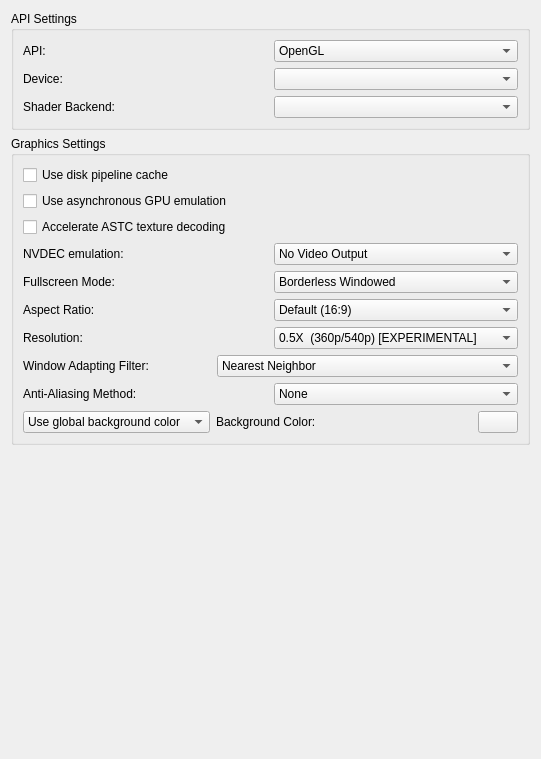
rorrim-rorrim/eden-alt, file src/yuzu/configuration/configure_graphics.ui: the form before one commit.
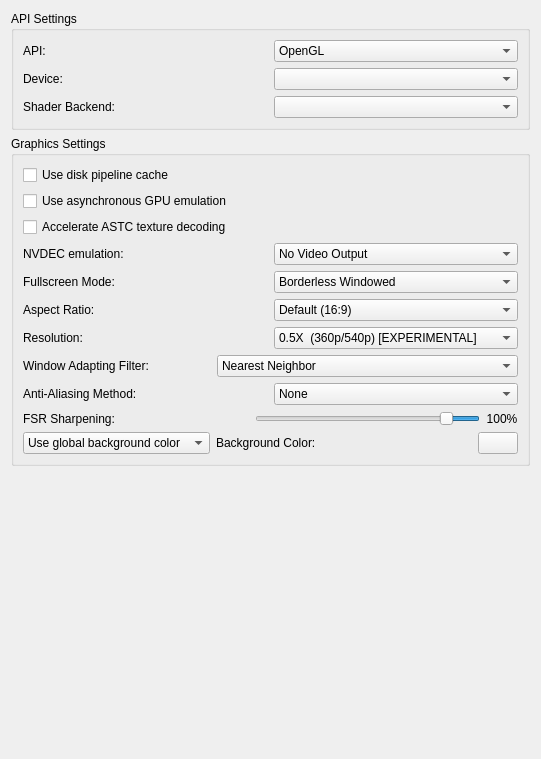
The form after the commit.

Commit message: FSR Sharpening Slider part 1 - only a global slider

The edit to the form file:
```diff
--- a/src/yuzu/configuration/configure_graphics.ui
+++ b/src/yuzu/configuration/configure_graphics.ui
@@ -152,6 +152,12 @@
      </item>
      <item>
       <widget class="QGroupBox" name="groupBox">
+       <property name="maximumSize">
+        <size>
+         <width>16777215</width>
+         <height>16777215</height>
+        </size>
+       </property>
        <property name="title">
         <string>Graphics Settings</string>
        </property>
@@ -481,6 +487,105 @@
           </layout>
          </widget>
         </item>
+        <item>
+         <widget class="QWidget" name="fsr_sharpening_layout" native="true">
+          <property name="enabled">
+           <bool>true</bool>
+          </property>
+          <property name="sizePolicy">
+           <sizepolicy hsizetype="Preferred" vsizetype="Preferred">
+            <horstretch>0</horstretch>
+            <verstretch>0</verstretch>
+           </sizepolicy>
+          </property>
+          <layout class="QHBoxLayout" name="horizontalLayout">
+           <property name="spacing">
+            <number>6</number>
+           </property>
+           <property name="sizeConstraint">
+            <enum>QLayout::SetDefaultConstraint</enum>
+           </property>
+           <property name="leftMargin">
+            <number>0</number>
+           </property>
+           <property name="topMargin">
+            <number>0</number>
+           </property>
+           <property name="rightMargin">
+            <number>0</number>
+           </property>
+           <property name="bottomMargin">
+            <number>0</number>
+           </property>
+           <item alignment="Qt::AlignLeft">
+            <widget class="QLabel" name="fsr_sharpening_label">
+             <property name="sizePolicy">
+              <sizepolicy hsizetype="Preferred" vsizetype="Preferred">
+               <horstretch>0</horstretch>
+               <verstretch>0</verstretch>
+              </sizepolicy>
+             </property>
+             <property name="text">
+              <string>FSR Sharpening:</string>
+             </property>
+            </widget>
+           </item>
+           <item>
+            <widget class="QSlider" name="fsr_sharpening_slider">
+             <property name="sizePolicy">
+              <sizepolicy hsizetype="Preferred" vsizetype="Preferred">
+               <horstretch>0</horstretch>
+               <verstretch>0</verstretch>
+              </sizepolicy>
+             </property>
+             <property name="baseSize">
+              <size>
+               <width>0</width>
+               <height>0</height>
+              </size>
+             </property>
+             <property name="maximum">
+              <number>200</number>
+             </property>
+             <property name="sliderPosition">
+              <number>25</number>
+             </property>
+             <property name="orientation">
+              <enum>Qt::Horizontal</enum>
+             </property>
+             <property name="invertedAppearance">
+              <bool>true</bool>
+             </property>
+            </widget>
+           </item>
+           <item>
+            <widget class="QLabel" name="fsr_sharpening_value">
+             <property name="sizePolicy">
+              <sizepolicy hsizetype="Fixed" vsizetype="Preferred">
+               <horstretch>0</horstretch>
+               <verstretch>0</verstretch>
+              </sizepolicy>
+             </property>
+             <property name="minimumSize">
+              <size>
+               <width>32</width>
+               <height>0</height>
+              </size>
+             </property>
+             <property name="text">
+              <string>100%</string>
+             </property>
+             <property name="alignment">
+              <set>Qt::AlignCenter</set>
+             </property>
+            </widget>
+           </item>
+          </layout>
+          <zorder>fsr_sharpening_value</zorder>
+          <zorder>fsr_sharpening_label</zorder>
+          <zorder>fsr_sharpening_slider</zorder>
+         </widget>
+        </item>
         <item>
          <widget class="QWidget" name="bg_layout" native="true">
           <property name="sizePolicy">
```
The commit also changes 7 other files.
